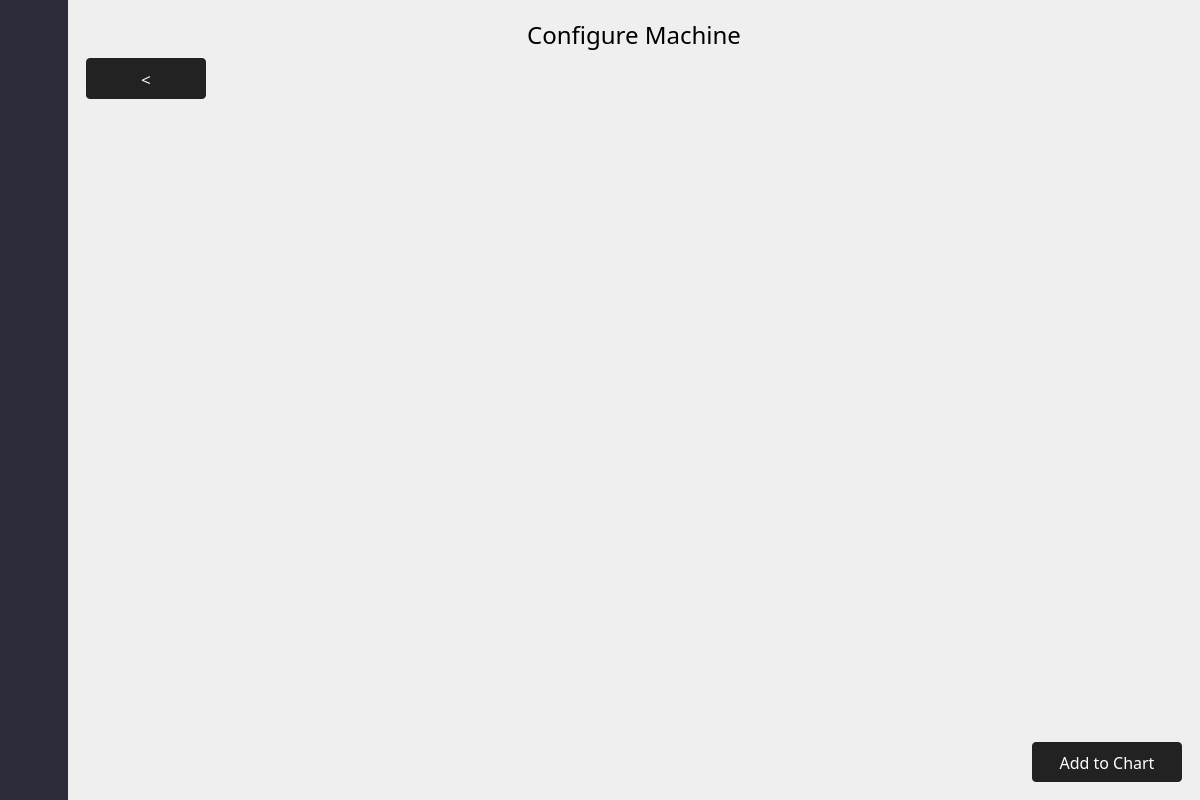
Qt form ui_files/interface.ui (xTheSheep/gui_landwirtschaftliche_fahrzeuge) before a commit.
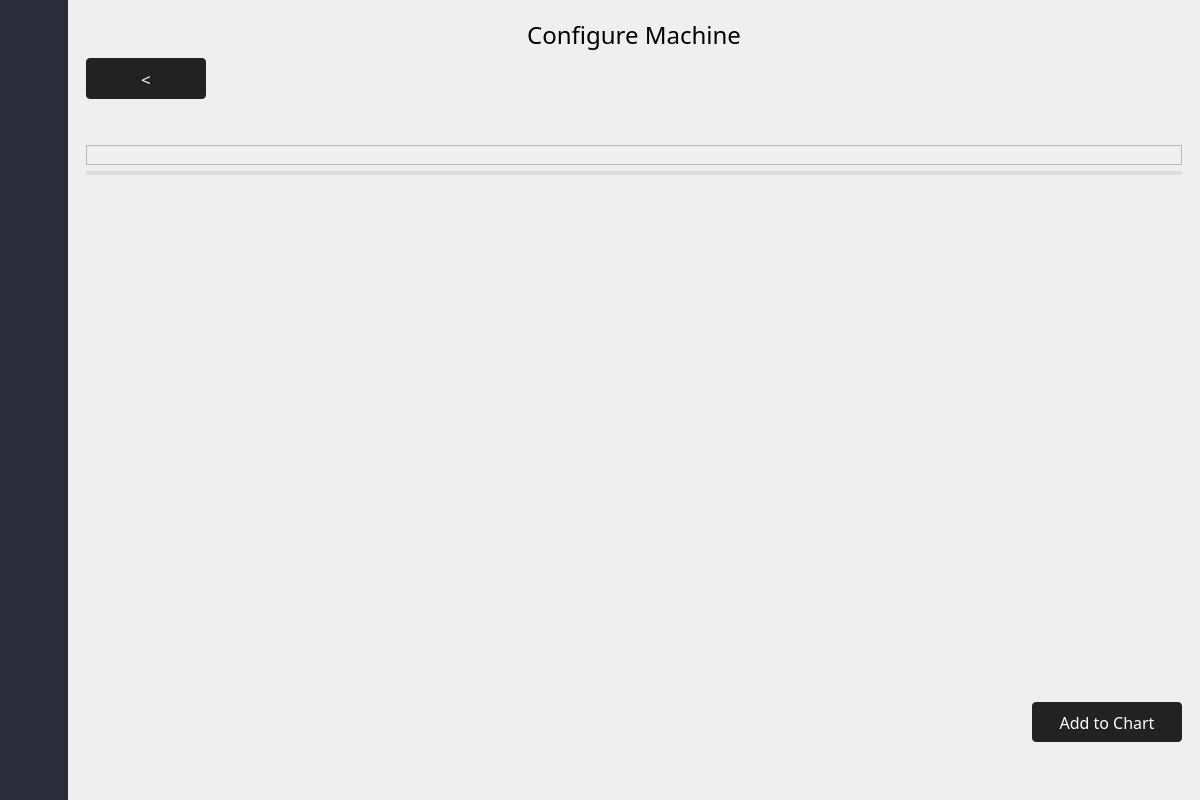
The same form after that commit. The open tabs and pages were chosen to show the change. Icons and pictures are not drawn.

Diff of the .ui file:
```diff
--- a/ui_files/interface.ui
+++ b/ui_files/interface.ui
@@ -1192,15 +1192,72 @@
                  </property>
                 </widget>
                </item>
+               <item>
+                <spacer name="verticalSpacer_6">
+                 <property name="orientation">
+                  <enum>Qt::Vertical</enum>
+                 </property>
+                 <property name="sizeType">
+                  <enum>QSizePolicy::Fixed</enum>
+                 </property>
+                 <property name="sizeHint" stdset="0">
+                  <size>
+                   <width>20</width>
+                   <height>40</height>
+                  </size>
+                 </property>
+                </spacer>
+               </item>
+               <item>
+                <widget class="QFrame" name="frame_6">
+                 <property name="styleSheet">
+                  <string notr="true"/>
+                 </property>
+                 <property name="frameShape">
+                  <enum>QFrame::StyledPanel</enum>
+                 </property>
+                 <property name="frameShadow">
+                  <enum>QFrame::Raised</enum>
+                 </property>
+                 <layout class="QVBoxLayout" name="configuration_layout_stockitem"/>
+                </widget>
+               </item>
+               <item>
+                <widget class="QWidget" name="widget_2" native="true">
+                 <property name="sizePolicy">
+                  <sizepolicy hsizetype="Expanding" vsizetype="Maximum">
+                   <horstretch>0</horstretch>
+                   <verstretch>0</verstretch>
+                  </sizepolicy>
+                 </property>
+                 <property name="minimumSize">
+                  <size>
+                   <width>4</width>
+                   <height>4</height>
+                  </size>
+                 </property>
+                 <property name="maximumSize">
+                  <size>
+                   <width>16777215</width>
+                   <height>4</height>
+                  </size>
+                 </property>
+                 <property name="baseSize">
+                  <size>
+                   <width>1000</width>
+                   <height>4</height>
+                  </size>
+                 </property>
+                 <property name="styleSheet">
+                  <string notr="true">background-color: rgba(0, 0, 0, 20);
+border-radius: 2px;</string>
+                 </property>
+                </widget>
+               </item>
                <item>
                 <widget class="QScrollArea" name="scrollArea_3">
                  <property name="styleSheet">
-                  <string notr="true">#frame {
-	background-color: rgba(0, 0, 0, 12);
-	border-radius: 20px;
-}
-
-QScrollBar::vertical {
+                  <string notr="true">QScrollBar::vertical {
 	border:none;
 	width: 7px;
 	margin: 15px 0 15px 0;
@@ -1256,7 +1313,7 @@
                     <x>0</x>
                     <y>0</y>
                     <width>1096</width>
-                    <height>639</height>
+                    <height>505</height>
                    </rect>
                   </property>
                   <layout class="QVBoxLayout" name="configuration_layout">
@@ -1299,6 +1356,22 @@
                  </property>
                 </widget>
                </item>
+               <item>
+                <spacer name="verticalSpacer_7">
+                 <property name="orientation">
+                  <enum>Qt::Vertical</enum>
+                 </property>
+                 <property name="sizeType">
+                  <enum>QSizePolicy::Maximum</enum>
+                 </property>
+                 <property name="sizeHint" stdset="0">
+                  <size>
+                   <width>20</width>
+                   <height>40</height>
+                  </size>
+                 </property>
+                </spacer>
+               </item>
               </layout>
              </widget>
              <widget class="QWidget" name="page_cart">
```
Left out of the diff: 97 changed lines with no effect on the pictures.
